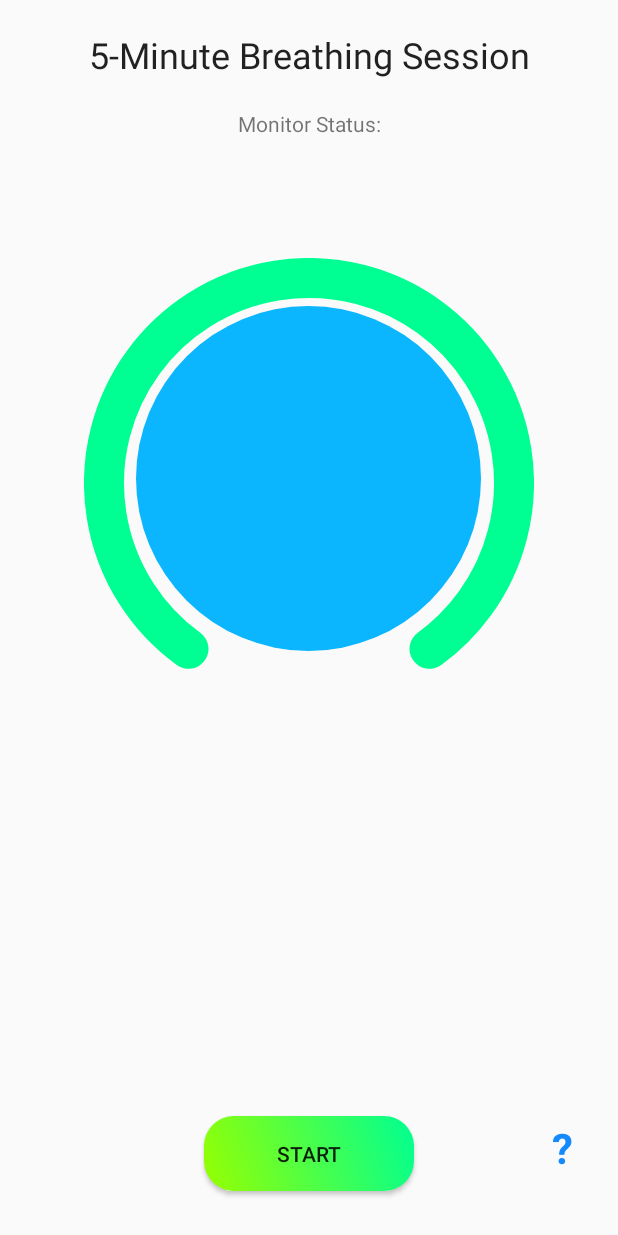
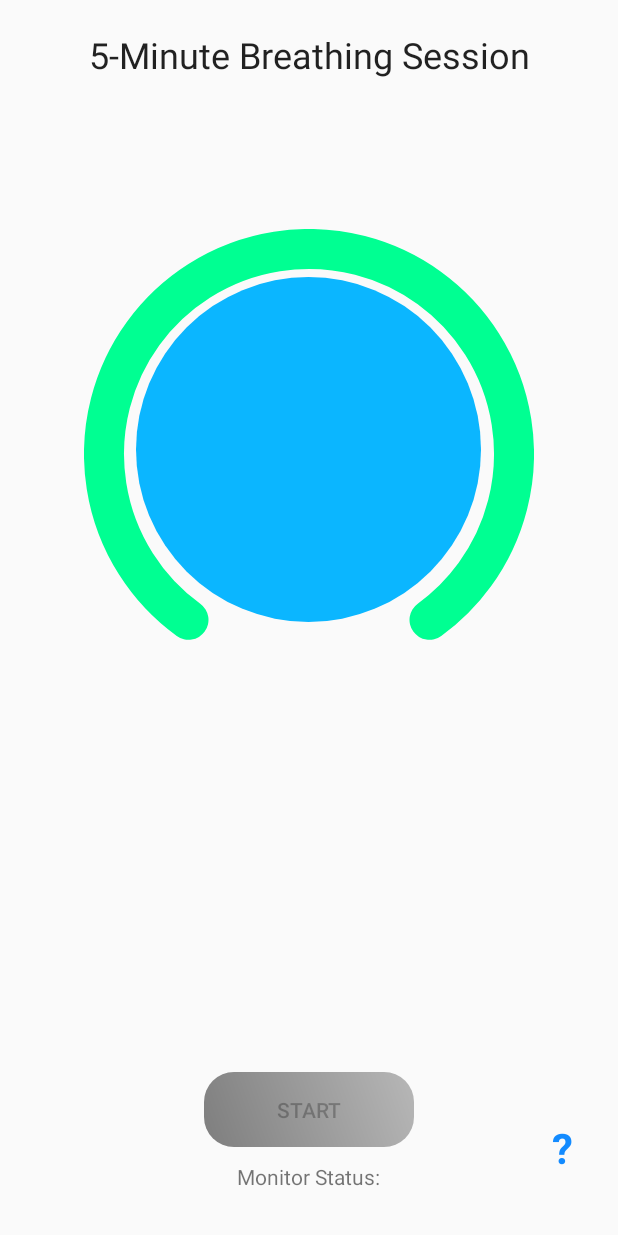
Before and after one commit to grahamhome/HeartBit, an Android app: the layout activity_breathing_coach.xml on its own in the app's theme, with its tools: preview values and no code run, on a phone screen of 412 x 824 dp. Run offline under Robolectric (Android 15) with nearby library versions, the phone set to English and light mode, and no system bars.

Commit message:
Bugfixes and improvements

```diff
--- a/app/src/main/java/com/home/graham/heartbit/Polar.java
+++ b/app/src/main/java/com/home/graham/heartbit/Polar.java
@@ -13,6 +13,7 @@ import android.bluetooth.le.ScanResult;
 import android.content.Context;
 import android.os.Build;
 import android.os.Handler;
+import android.os.Looper;
 
 import java.util.HashMap;
 import java.util.Map;
@@ -22,7 +23,6 @@ import static com.home.graham.heartbit.RRReceiver.DEVICE_ID_FOUND;
 
 public class Polar extends Thread {
 
-    private static final String ID = "3161D22C";
     private static boolean connected = false;
 
     // Factor to convert RR values to milliseconds
@@ -152,7 +152,7 @@ public class Polar extends Thread {
             String name = new String(content.get(AD_TYPE.GAP_ADTYPE_LOCAL_NAME_COMPLETE));
             if (name.startsWith("Polar ")) {
                 String names[] = name.split(" ");
-                if (names.length > 2) {
+                if (names.length >= 2) {
                     String deviceId = names[names.length-1];
                     if (!connected) {
                         RRReceiver.rrHandler.obtainMessage(DEVICE_ID_FOUND, deviceId).sendToTarget();
@@ -269,7 +269,7 @@ public class Polar extends Thread {
     };
 
     private boolean mScanning;
-    private Handler mHandler = new Handler();
+    private Handler mHandler = new Handler(Looper.getMainLooper());
 
     // Stops scanning if Polar is not found after 10 seconds.
     private static final long SCAN_PERIOD = 10000;
--- /dev/null
+++ b/app/src/main/res/drawable/button_inactive.xml
@@ -0,0 +1,12 @@
+<?xml version="1.0" encoding="utf-8"?>
+<shape xmlns:android="http://schemas.android.com/apk/res/android">
+    <gradient
+        android:angle="45"
+        android:startColor="@color/darkGrey"
+        android:endColor="@color/lightGrey"/>
+    <corners
+        android:bottomLeftRadius="20dp"
+        android:bottomRightRadius="20dp"
+        android:topLeftRadius="20dp"
+        android:topRightRadius="20dp"/>
+</shape>
--- /dev/null
+++ b/app/src/main/res/drawable/ic_heartbeat_solid.xml
@@ -0,0 +1,5 @@
+<!-- From Font Awesome Free (https://fontawesome.com/) used under CC 4.0 license (https://creativecommons.org/licenses/by/4.0/) -->
+<vector android:height="24dp" android:viewportHeight="512"
+    android:viewportWidth="512" android:width="24dp" xmlns:android="http://schemas.android.com/apk/res/android">
+    <path android:fillColor="@color/iconColor" android:pathData="M320.2,243.8l-49.7,99.4c-6,12.1 -23.4,11.7 -28.9,-0.6l-56.9,-126.3 -30,71.7H60.6l182.5,186.5c7.1,7.3 18.6,7.3 25.7,0L451.4,288H342.3l-22.1,-44.2zM473.7,73.9l-2.4,-2.5c-51.5,-52.6 -135.8,-52.6 -187.4,0L256,100l-27.9,-28.5c-51.5,-52.7 -135.9,-52.7 -187.4,0l-2.4,2.4C-10.4,123.7 -12.5,203 31,256h102.4l35.9,-86.2c5.4,-12.9 23.6,-13.2 29.4,-0.4l58.2,129.3 49,-97.9c5.9,-11.8 22.7,-11.8 28.6,0l27.6,55.2H481c43.5,-53 41.4,-132.3 -7.3,-182.1z"/>
+</vector>
--- a/app/src/main/res/layout/activity_breathing_coach.xml
+++ b/app/src/main/res/layout/activity_breathing_coach.xml
@@ -30,18 +30,10 @@
         android:textStyle="bold"
         android:text="@string/help_link_text"/>
 
-    <TextView
-        android:id="@+id/status_display"
-        android:layout_width="match_parent"
-        android:layout_height="wrap_content"
-        android:textAlignment="center"
-        android:layout_below="@+id/title"
-        android:text="@string/connection_status_label"/>
-
     <com.home.graham.heartbit.ArcProgress
         android:id="@+id/arc_progress"
         android:layout_marginStart="60dp"
-        android:layout_below="@id/status_display"
+        android:layout_below="@id/title"
         android:layout_width="300dp"
         android:layout_height="300dp"
         android:layout_marginTop="80dp"
@@ -49,7 +41,7 @@
 
     <com.home.graham.heartbit.CircleProgress
         android:id="@+id/circle_progress"
-        android:layout_below="@id/status_display"
+        android:layout_below="@id/title"
         android:layout_marginStart="50dp"
         android:layout_width="230dp"
         android:layout_height="230dp"
@@ -70,9 +62,19 @@
         android:layout_width="140dp"
         android:layout_height="50dp"
         android:layout_marginBottom="10dp"
+        android:layout_centerHorizontal="true"
+        android:layout_above="@id/status_display"
+        android:text="@string/start_btn_text"
+        android:background="@drawable/button_inactive"
+        android:enabled="false"/>
+
+    <TextView
+        android:id="@+id/status_display"
+        android:layout_width="wrap_content"
+        android:layout_height="wrap_content"
         android:layout_alignParentBottom="true"
         android:layout_centerHorizontal="true"
-        android:text="@string/start_btn_text"
-        android:background="@drawable/button"/>
+        android:layout_marginBottom="10dp"
+        android:text="@string/connection_status_label"/>
 
 </RelativeLayout>
--- a/app/src/main/res/values/colors.xml
+++ b/app/src/main/res/values/colors.xml
@@ -7,4 +7,7 @@
     <color name="colorPrimary">#0bb6ff</color>
     <color name="colorPrimaryDark">#138bff</color>
     <color name="colorAccent">#97ff00</color>
+    <color name="darkGrey">#7e7e7e</color>
+    <color name="lightGrey">#b7b7b7</color>
+    <color name="iconColor">#e91e63</color>
 </resources>
--- a/build.gradle
+++ b/build.gradle
@@ -6,7 +6,7 @@ buildscript {
         jcenter()
     }
     dependencies {
-        classpath 'com.android.tools.build:gradle:3.1.3'
+        classpath 'com.android.tools.build:gradle:3.1.4'
         classpath 'com.google.gms:google-services:4.0.0'
 
         // NOTE: Do not place your application dependencies here; they belong
```
Also changed, not shown: app/src/main/AndroidManifest.xml (+5 -6 lines), app/src/main/java/com/home/graham/heartbit/BreathingCoach.java (+22 -34 lines), app/src/main/java/com/home/graham/heartbit/RRReceiver.java (+18 -36 lines), app/src/main/res/values/strings.xml (+3 -4 lines), 3 other files.
